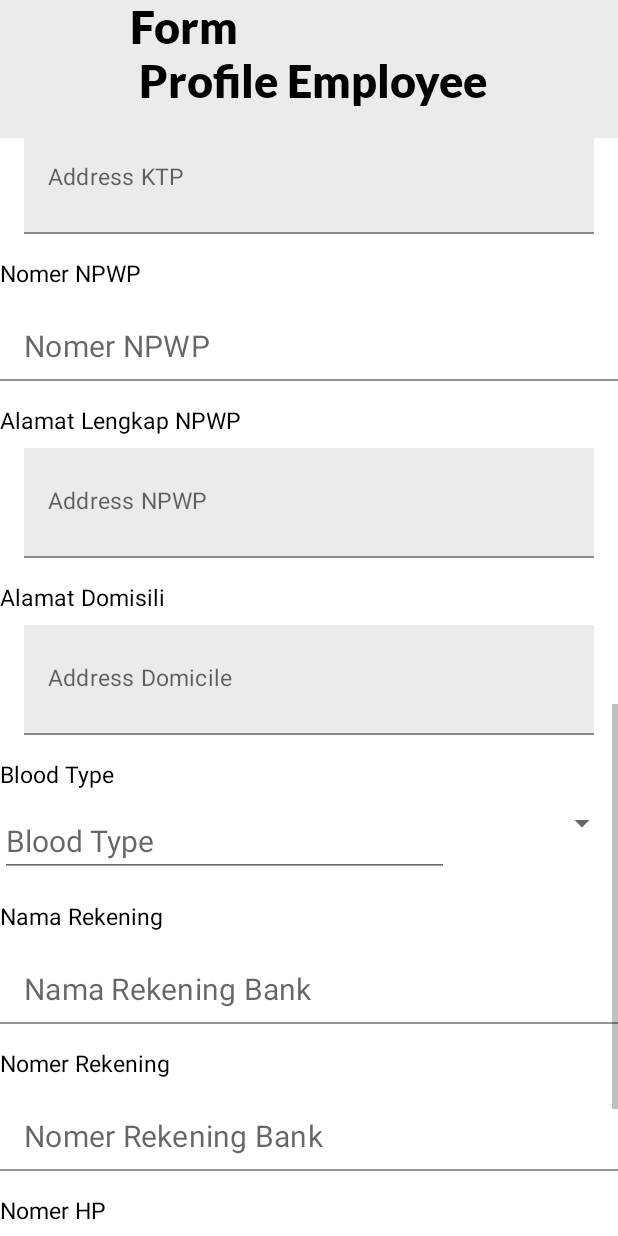
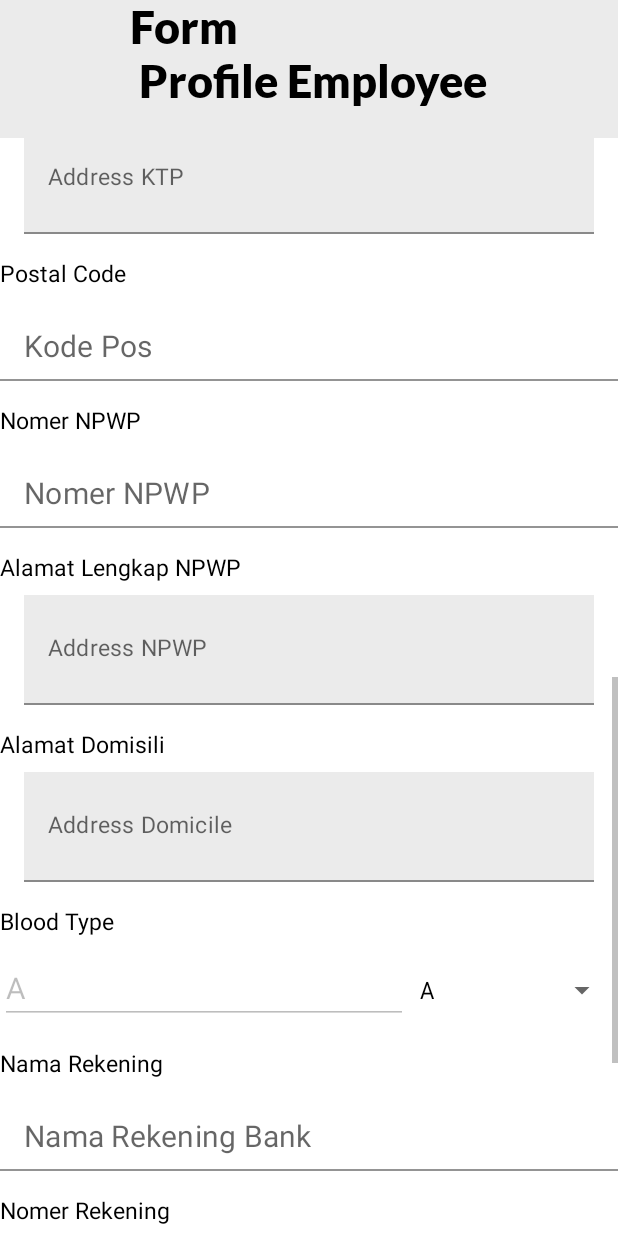
Before and after one commit to ahmadirfaan/EROS-Mobile, an Android app: the FormProfileEmployeeFragment screen opened through its navigation route, scrolled down 1024 dp, on a phone screen of 412 x 824 dp. Run offline under Robolectric (Android 15) with nearby library versions, the phone set to English and light mode, and no system bars; our stand-ins replace Dagger/Hilt's generated code, navigation-ui; network calls fail; 1 statement that could not run was skipped.

Commit message:
Making Feature Validation in Form Employee

```diff
--- a/app/src/main/java/com/finalproject/data/api/RegisterLoginApi.kt
+++ b/app/src/main/java/com/finalproject/data/api/RegisterLoginApi.kt
@@ -1,14 +1,8 @@
 package com.finalproject.data.api
 
-import com.finalproject.data.models.account.FindByIdLoginEmployeeResponse
-import com.finalproject.data.models.account.LoginResponse
-import com.finalproject.data.models.account.RegisterAccountRequest
-import com.finalproject.data.models.account.RegisterAccountResponse
+import com.finalproject.data.models.account.*
 import retrofit2.Response
-import retrofit2.http.Body
-import retrofit2.http.GET
-import retrofit2.http.POST
-import retrofit2.http.Path
+import retrofit2.http.*
 
 interface RegisterLoginApi {
 
@@ -20,4 +14,7 @@ interface RegisterLoginApi {
 
     @GET("/employee/idlogin/{idLogin}")
     suspend fun findEmployeeByIdLogin(@Path("idLogin") idLogin : String) : Response<FindByIdLoginEmployeeResponse>
+
+    @PUT("/employee/editform/{idEmployee}")
+    suspend fun editFormEmployeeProfile(@Path("idEmployee") idEmployee : String, @Body request : FormAccountRequest) : Response<EmployeeResponse>
 }
--- a/app/src/main/java/com/finalproject/presentations/employee/account/ConfirmAccountFragment.kt
+++ b/app/src/main/java/com/finalproject/presentations/employee/account/ConfirmAccountFragment.kt
@@ -7,6 +7,8 @@ import android.view.View
 import android.view.ViewGroup
 import androidx.activity.addCallback
 import androidx.fragment.app.Fragment
+import androidx.navigation.fragment.findNavController
+import com.finalproject.R
 import com.finalproject.databinding.FragmentConfirmAccountBinding
 import com.finalproject.utils.AppConstant
 import dagger.hilt.android.AndroidEntryPoint
@@ -34,6 +36,9 @@ class ConfirmAccountFragment : Fragment() {
             requireActivity().finish()
         }
         clearSharedPreferences()
+        binding.btnGoEditForm.setOnClickListener {
+            findNavController().navigate(R.id.action_confirmAccountFragment_to_formProfileEmployeeFragment2)
+        }
         return binding.root
     }
 
--- a/app/src/main/java/com/finalproject/presentations/employee/account/FormProfileEmployeeFragment.kt
+++ /dev/null
@@ -1,51 +0,0 @@
-package com.finalproject.presentations.employee.account
-
-import android.content.SharedPreferences
-import android.os.Bundle
-import androidx.fragment.app.Fragment
-import android.view.LayoutInflater
-import android.view.View
-import android.view.ViewGroup
-import android.widget.Toast
-import androidx.activity.addCallback
-import androidx.navigation.fragment.findNavController
-import com.finalproject.R
-import com.finalproject.databinding.FragmentConfirmAccountBinding
-import com.finalproject.databinding.FragmentFormProfileEmployeeBinding
-import com.finalproject.utils.AppConstant
-import dagger.hilt.android.AndroidEntryPoint
-import javax.inject.Inject
-
-@AndroidEntryPoint
-class FormProfileEmployeeFragment : Fragment() {
-
-    private lateinit var binding : FragmentFormProfileEmployeeBinding
-    override fun onCreate(savedInstanceState: Bundle?) {
-        super.onCreate(savedInstanceState)
-    }
-
-    override fun onCreateView(
-        inflater: LayoutInflater, container: ViewGroup?,
-        savedInstanceState: Bundle?
-    ): View? {
-        binding = FragmentFormProfileEmployeeBinding.inflate(layoutInflater)
-        requireActivity().onBackPressedDispatcher.addCallback(this){
-                requireActivity().finish()
-        }
-        return binding.root
-    }
-
-    override fun onViewCreated(view: View, savedInstanceState: Bundle?) {
-        super.onViewCreated(view, savedInstanceState)
-        binding.btnSubmitForm.setOnClickListener {
-            findNavController().navigate(R.id.action_formProfileEmployeeFragment_to_confirmAccountFragment)
-        }
-    }
-
-
-    companion object {
-
-        @JvmStatic
-        fun newInstance() = FormProfileEmployeeFragment()
-    }
-}
--- /dev/null
+++ b/app/src/main/java/com/finalproject/presentations/employee/account/formprofile/FormProfileEmployeeFragment.kt
@@ -0,0 +1,263 @@
+package com.finalproject.presentations.employee.account.formprofile
+
+import android.os.Bundle
+import android.text.Editable
+import android.text.TextWatcher
+import android.util.Log
+import android.view.LayoutInflater
+import android.view.View
+import android.view.ViewGroup
+import android.widget.AdapterView
+import android.widget.ArrayAdapter
+import android.widget.Toast
+import androidx.appcompat.app.AlertDialog
+import androidx.fragment.app.Fragment
+import androidx.lifecycle.ViewModelProvider
+import androidx.navigation.fragment.findNavController
+import com.finalproject.R
+import com.finalproject.data.models.account.RegisterAccountRequest
+import com.finalproject.databinding.FragmentFormProfileEmployeeBinding
+import com.finalproject.utils.AppConstant
+import com.finalproject.utils.LoadingDialog
+import com.finalproject.utils.ResourceStatus
+import dagger.hilt.android.AndroidEntryPoint
+
+@AndroidEntryPoint
+class FormProfileEmployeeFragment : Fragment() {
+
+    private lateinit var binding: FragmentFormProfileEmployeeBinding
+    private lateinit var viewModel: FormProfileEmployeeViewModel
+    private lateinit var loadingDialog: AlertDialog
+    private var fullname = ""
+    private var mothersname = ""
+    private var placebirth = ""
+    private var datebirth = ""
+    private var gender = ""
+    private var maritalStatus = ""
+    private var spouseName = ""
+    private var numberChildren = ""
+    private var religion = ""
+    private var nomerKtp = ""
+    private var ktpAddress = ""
+    private var postalCode = ""
+    private var nomerNpwp = ""
+    private var npwpAddress = ""
+    private var residence = ""
+    private var bloodType = ""
+    private var accountName = ""
+    private var accountNumber = ""
+    private var numberPhone = ""
+    private var numberEmergency = ""
+
+    override fun onCreate(savedInstanceState: Bundle?) {
+        super.onCreate(savedInstanceState)
+    }
+
+    override fun onCreateView(
+        inflater: LayoutInflater, container: ViewGroup?,
+        savedInstanceState: Bundle?
+    ): View? {
+        binding = FragmentFormProfileEmployeeBinding.inflate(layoutInflater)
+        initViewModel()
+        subscribe()
+        loadingDialog = LoadingDialog.build(requireContext())
+        onSpinnerItemBloodType()
+        onSpinnerItemMaritalStatus()
+        onSpinnerItemGender()
+        onSpinnerItemReligion()
+        return binding.root
+    }
+
+    override fun onViewCreated(view: View, savedInstanceState: Bundle?) {
+        super.onViewCreated(view, savedInstanceState)
+        validateNomerKTPOnRuntime()
+        binding.apply{
+            btnSubmitForm.setOnClickListener {
+                fillVariableWithTheInput()
+                if(nomerKtp.length == 16) {
+                    viewModel.inputValidation(
+                        fullname, mothersname, placebirth, datebirth,
+                        gender, maritalStatus, spouseName, numberChildren,
+                        religion, nomerKtp, ktpAddress, postalCode,
+                        nomerNpwp, npwpAddress, residence, bloodType,
+                        accountName, accountNumber, numberPhone, numberEmergency
+                    )
+                } else {
+                    Toast.makeText(requireContext(), "Masukkan Nomer KTP dengan Benar", Toast.LENGTH_SHORT).show()
+                }
+            }
+        }
+    }
+
+    override fun onPause() {
+        super.onPause()
+        viewModel.inputValidation.removeObservers(this)
+        loadingDialog.cancel()
+    }
+
+    private fun initViewModel() {
+        viewModel = ViewModelProvider(this).get(FormProfileEmployeeViewModel::class.java)
+    }
+
+    private fun subscribe() {
+        viewModel.inputValidation.observe(this, {
+            when (it.status) {
+                ResourceStatus.LOADING -> {
+                    loadingDialog.show()
+                }
+                ResourceStatus.SUCCESS -> {
+                    loadingDialog.hide()
+                    findNavController().navigate(R.id.action_formProfileEmployeeFragment_to_confirmAccountFragment)
+                }
+                ResourceStatus.FAILURE -> {
+                    loadingDialog.hide()
+                    Toast.makeText(requireContext(), it.message, Toast.LENGTH_SHORT).show()
+                }
+            }
+        })
+    }
+
+    private fun fillVariableWithTheInput() {
+        binding.apply {
+            fullname = etFullName.editableText.toString()
+            mothersname = etMothersName.editableText.toString()
+            placebirth = etPlaceBirthName.editableText.toString()
+            datebirth = etDateBirthName.editableText.toString()
+            gender = etInputGender.editableText.toString()
+            maritalStatus = etInputMaritalStatus.editableText.toString()
+            spouseName = etNameCouple.editableText.toString()
+            numberChildren = etNumberChildren.editableText.toString()
+            religion = etInputReligion.editableText.toString()
+            nomerKtp = etNomerKtp.editableText.toString()
+            ktpAddress = etAddress.editableText.toString()
+            postalCode = etPostalCode.editableText.toString()
+            nomerNpwp = etNomerNpwp.editableText.toString()
+            npwpAddress = etAddressNpwp.editableText.toString()
+            residence = etDomicile.editableText.toString()
+            bloodType = etInputBloodType.editableText.toString()
+            accountName = etNamaRekening.editableText.toString()
+            accountNumber= etNomerRekening.editableText.toString()
+            numberPhone = etNomerHp.editableText.toString()
+            numberEmergency= etNomerEmergency.editableText.toString()
+        }
+    }
+
+
+    private fun onSpinnerItemBloodType() {
+        binding.apply {
+            val adapterBlood = ArrayAdapter<String>(requireContext(), android.R.layout.simple_spinner_dropdown_item, AppConstant.BLOOD_TYPE_ARRAY)
+            spinnerBloodType.adapter = adapterBlood
+            etInputBloodType.isEnabled = false
+            spinnerBloodType.onItemSelectedListener = object : AdapterView.OnItemSelectedListener {
+                override fun onItemSelected(parent: AdapterView<*>?, view: View?, position: Int, id: Long) {
+                    etInputBloodType.setText(AppConstant.BLOOD_TYPE_ARRAY[position])
+                }
+
+                override fun onNothingSelected(parent: AdapterView<*>?) {
+                }
+
+            }
+        }
+    }
+
+    private fun validateNomerKTPOnRuntime() {
+        binding.tilInputNomerKtp.editText?.addTextChangedListener(object : TextWatcher {
+            override fun beforeTextChanged(s: CharSequence?, start: Int, count: Int, after: Int) {
+            }
+
+            override fun onTextChanged(s: CharSequence?, start: Int, before: Int, count: Int) {
+            }
+
+            override fun afterTextChanged(s: Editable?) {
+                if (s.toString().length < 16) {
+                    binding.tilInputNomerKtp.editText?.error = "Harap Masukkan Format KTP dengan Benar"
+                }
+            }
+        })
+    }
+
+    private fun onSpinnerItemMaritalStatus() {
+        binding.apply {
+            val adapterMaritalStatus =
+                ArrayAdapter<String>(requireContext(), android.R.layout.simple_spinner_dropdown_item, AppConstant.MARITAL_STATUS_ARRAYS)
+            spinnerMaritalStatus.adapter = adapterMaritalStatus
+            etInputMaritalStatus.isEnabled = false
+            spinnerMaritalStatus.onItemSelectedListener = object : AdapterView.OnItemSelectedListener {
+                override fun onItemSelected(parent: AdapterView<*>?, view: View?, position: Int, id: Long) {
+                    etInputMaritalStatus.setText(AppConstant.MARITAL_STATUS_ARRAYS[position])
+                    when (position) {
+                        0 -> {
+                            tvNameCouple.visibility = View.VISIBLE
+                            tilInputNameCouple.visibility = View.VISIBLE
+                            tvNumberChildren.visibility = View.VISIBLE
+                            tilInputNumberChildren.visibility = View.VISIBLE
+                        }
+                        1 -> {
+                            tvNameCouple.visibility = View.GONE
+                            tilInputNameCouple.visibility = View.GONE
+                            tilInputNameCouple.editText?.setText("Tidak Ada") //Untuk mengset nilai dari namaa couple
+                            tilInputNumberChildren.editText?.setText("0") //Untuk mengset nilai dari number children
+                            tvNumberChildren.visibility = View.GONE
+                            tilInputNumberChildren.visibility = View.GONE
+                        }
+                        2 -> {
+                            tvNameCouple.visibility = View.GONE
+                            tilInputNameCouple.visibility = View.GONE
+                            tilInputNameCouple.editText?.setText("Tidak Ada")
+                            tvNumberChildren.visibility = View.VISIBLE
+                            tilInputNumberChildren.visibility = View.VISIBLE
+                        }
+
+                    }
+                }
+
+                override fun onNothingSelected(parent: AdapterView<*>?) {
+                }
+
+            }
+
+        }
+    }
+
+    private fun onSpinnerItemGender() {
+        binding.apply {
+            val adapterGender =
+                ArrayAdapter<String>(requireContext(), android.R.layout.simple_spinner_dropdown_item, AppConstant.GENDER_ARRAYS)
+            spinnerGender.adapter = adapterGender
+            etInputGender.isEnabled = false
+            spinnerGender.onItemSelectedListener = object : AdapterView.OnItemSelectedListener {
+                override fun onItemSelected(parent: AdapterView<*>?, view: View?, position: Int, id: Long) {
+                    etInputGender.setText(AppConstant.GENDER_ARRAYS[position])
+                }
+
+                override fun onNothingSelected(parent: AdapterView<*>?) {
+                }
+
+            }
+        }
+    }
+
+    private fun onSpinnerItemReligion() {
+        binding.apply {
+            val adapterReligion =
+                ArrayAdapter<String>(requireContext(), android.R.layout.simple_spinner_dropdown_item, AppConstant.RELIGION_ARRAYS)
+            spinnerReligion.adapter = adapterReligion
+            etInputReligion.isEnabled = false
+            spinnerReligion.onItemSelectedListener = object : AdapterView.OnItemSelectedListener {
+                override fun onItemSelected(parent: AdapterView<*>?, view: View?, position: Int, id: Long) {
+                    etInputReligion.setText(AppConstant.RELIGION_ARRAYS[position])
+                }
+
+                override fun onNothingSelected(parent: AdapterView<*>?) {
+                }
+
+            }
+        }
+    }
+
+    companion object {
+
+        @JvmStatic
+        fun newInstance() = FormProfileEmployeeFragment()
+    }
+}
--- /dev/null
+++ b/app/src/main/java/com/finalproject/presentations/employee/account/formprofile/FormProfileEmployeeViewModel.kt
@@ -0,0 +1,46 @@
+package com.finalproject.presentations.employee.account.formprofile
+
+import androidx.lifecycle.LiveData
+import androidx.lifecycle.MutableLiveData
+import androidx.lifecycle.ViewModel
+import com.finalproject.data.repositories.registeraccount.RegisterLoginAccountRepository
+import com.finalproject.di.qualifier.RegisterLoginAccountRepoQualifier
+import com.finalproject.utils.ResourceState
+import dagger.hilt.android.lifecycle.HiltViewModel
+import kotlinx.coroutines.CoroutineScope
+import kotlinx.coroutines.Dispatchers
+import kotlinx.coroutines.delay
+import kotlinx.coroutines.launch
+import javax.inject.Inject
+
+@HiltViewModel
+class FormProfileEmployeeViewModel @Inject constructor(
+    @RegisterLoginAccountRepoQualifier
+    private val registerLoginAccountRepo : RegisterLoginAccountRepository
+): ViewModel() {
+
+    private var _inputValidation = MutableLiveData<ResourceState>()
+    val inputValidation: LiveData<ResourceState>
+        get() {
+            return _inputValidation
+        }
+
+    fun inputValidation(vararg input: String) {
+        CoroutineScope(Dispatchers.IO).launch {
+            _inputValidation.postValue(ResourceState.loading())
+            delay(500)
+            val check = ArrayList<Int>()
+            for (i in input) {
+                if (i.isNotEmpty() || i.isNotBlank()) {
+                    check.add(1)
+                }
+            }
+            if (check.size == input.size) {
+                _inputValidation.postValue(ResourceState.success(true))
+            } else {
+                _inputValidation.postValue(ResourceState.failured("INPUT MUST NOT EMPTY"))
+            }
+
+        }
+    }
+}
--- a/app/src/main/res/layout/fragment_confirm_account.xml
+++ b/app/src/main/res/layout/fragment_confirm_account.xml
@@ -35,6 +35,7 @@
     </androidx.cardview.widget.CardView>
 
     <com.google.android.material.button.MaterialButton
+        android:id="@+id/btn_go_edit_form"
         android:layout_width="wrap_content"
         android:layout_height="wrap_content"
         android:layout_marginTop="50dp"
--- a/app/src/main/res/layout/fragment_form_profile_employee.xml
+++ b/app/src/main/res/layout/fragment_form_profile_employee.xml
@@ -5,7 +5,7 @@
     android:layout_width="match_parent"
     android:background="@color/gray"
     android:layout_height="match_parent"
-    tools:context=".presentations.employee.account.FormProfileEmployeeFragment">
+    tools:context=".presentations.employee.account.formprofile.FormProfileEmployeeFragment">
 
     <TextView
         android:id="@+id/tv_title_form"
@@ -192,6 +192,7 @@
                     android:id="@+id/spinner_gender"
                     android:layout_width="wrap_content"
                     android:layout_height="wrap_content"
+                    android:spinnerMode="dropdown"
                     android:layout_weight="1" />
             </LinearLayout>
 
@@ -224,6 +225,7 @@
                 <Spinner
                     android:id="@+id/spinner_marital_status"
                     android:layout_width="wrap_content"
+                    android:spinnerMode="dropdown"
                     android:layout_height="wrap_content"
                     android:layout_weight="1" />
             </LinearLayout>
@@ -319,6 +321,7 @@
                 <Spinner
                     android:id="@+id/spinner_religion"
                     android:layout_width="wrap_content"
+                    android:spinnerMode="dropdown"
                     android:layout_height="wrap_content"
                     android:layout_weight="1" />
             </LinearLayout>
@@ -348,6 +351,7 @@
                     android:layout_width="match_parent"
                     android:layout_height="wrap_content"
                     android:background="@android:color/transparent"
+                    android:maxLength="16"
                     android:hint="Nomer KTP"
                     android:inputType="number"
                     android:singleLine="true"
@@ -385,6 +389,37 @@
                     android:maxLines="3"
                     android:minLines="2"
                     android:textSize="15sp" />
+            </com.google.android.material.textfield.TextInputLayout>
+
+            <TextView
+                android:id="@+id/tv_input_postal_code"
+                android:layout_width="wrap_content"
+                android:layout_height="wrap_content"
+                android:layout_gravity="start"
+                android:layout_marginTop="15dp"
+                android:text="Postal Code"
+                android:textColor="@color/black"
+                android:textSize="15sp" />
+
+            <com.google.android.material.textfield.TextInputLayout
+                android:id="@+id/til_input_postal_code"
+                style="@style/Widget.MaterialComponents.TextInputLayout.FilledBox"
+                android:layout_width="match_parent"
+                android:layout_height="wrap_content"
+                app:hintEnabled="false"
+                app:layout_constraintEnd_toEndOf="parent"
+                app:layout_constraintStart_toStartOf="parent"
+                app:layout_constraintTop_toBottomOf="@+id/tv_full_name">
+
+                <com.google.android.material.textfield.TextInputEditText
+                    android:id="@+id/et_postal_code"
+                    android:layout_width="match_parent"
+                    android:layout_height="wrap_content"
+                    android:background="@android:color/transparent"
+                    android:hint="Kode Pos"
+                    android:inputType="number"
+                    android:singleLine="true"
+                    android:textSize="20sp" />
             </com.google.android.material.textfield.TextInputLayout>
 
             <TextView
@@ -514,6 +549,7 @@
                     android:id="@+id/spinner_blood_type"
                     android:layout_width="wrap_content"
                     android:layout_height="wrap_content"
+                    android:spinnerMode="dropdown"
                     android:layout_weight="1" />
             </LinearLayout>
 
--- a/app/src/main/res/navigation/navigation_graph.xml
+++ b/app/src/main/res/navigation/navigation_graph.xml
@@ -160,7 +160,7 @@
     </fragment>
     <fragment
         android:id="@+id/formProfileEmployeeFragment"
-        android:name="com.finalproject.presentations.employee.account.FormProfileEmployeeFragment"
+        android:name="com.finalproject.presentations.employee.account.formprofile.FormProfileEmployeeFragment"
         android:label="fragment_form_profile_employee"
         tools:layout="@layout/fragment_form_profile_employee" >
         <action
```
Also changed, not shown: app/src/main/java/com/finalproject/data/models/account/FormAccountRequest.kt (added, +66 -0 lines), app/src/main/java/com/finalproject/presentations/employee/account/profile/AccountFragment.kt (+14 -0 lines), app/src/main/java/com/finalproject/presentations/login/LoginFragment.kt (+4 -4 lines).
